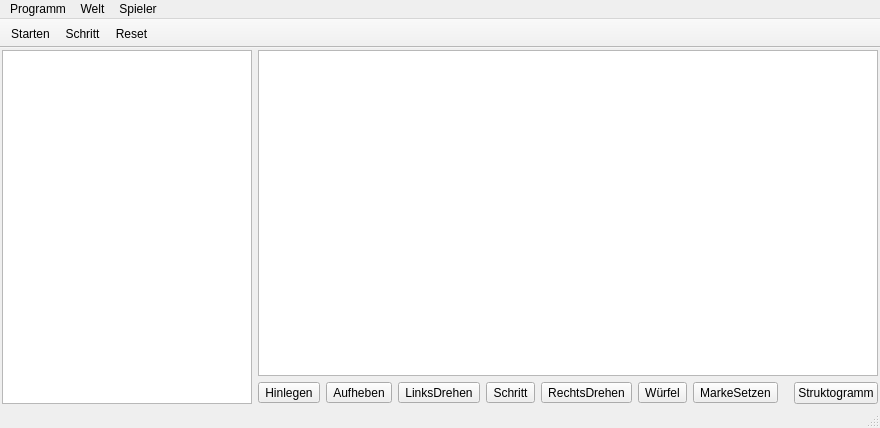
Before: the Qt Designer form RobotSteve/mainwindow.ui in Vogtinator/RobotSteve, drawn with Qt 5.
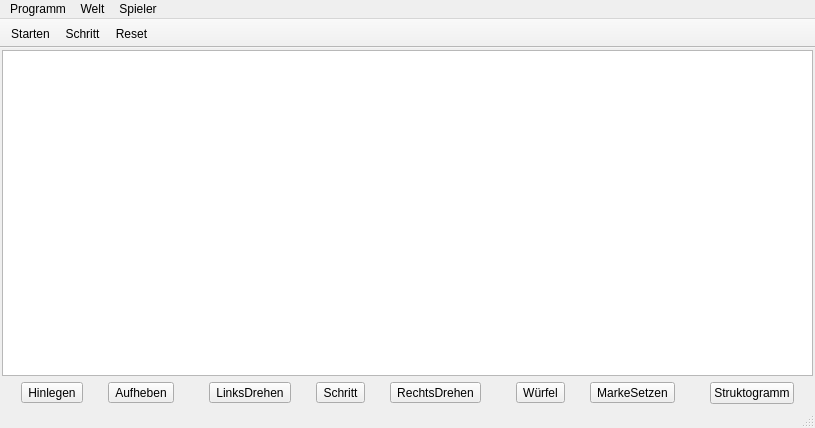
After: the same form once the commit is applied. Icons and pictures are not drawn.

Patch:
```diff
--- a/RobotSteve/mainwindow.ui
+++ b/RobotSteve/mainwindow.ui
@@ -28,20 +28,7 @@
     <item>
      <layout class="QHBoxLayout" name="horizontalLayout">
       <item>
-       <widget class="QPlainTextEdit" name="codeEdit">
-        <property name="sizePolicy">
-         <sizepolicy hsizetype="Preferred" vsizetype="Expanding">
-          <horstretch>0</horstretch>
-          <verstretch>0</verstretch>
-         </sizepolicy>
-        </property>
-        <property name="minimumSize">
-         <size>
-          <width>250</width>
-          <height>0</height>
-         </size>
-        </property>
-       </widget>
+       <layout class="QVBoxLayout" name="editFrame"/>
       </item>
       <item>
        <layout class="QVBoxLayout" name="verticalLayout_2">
```
